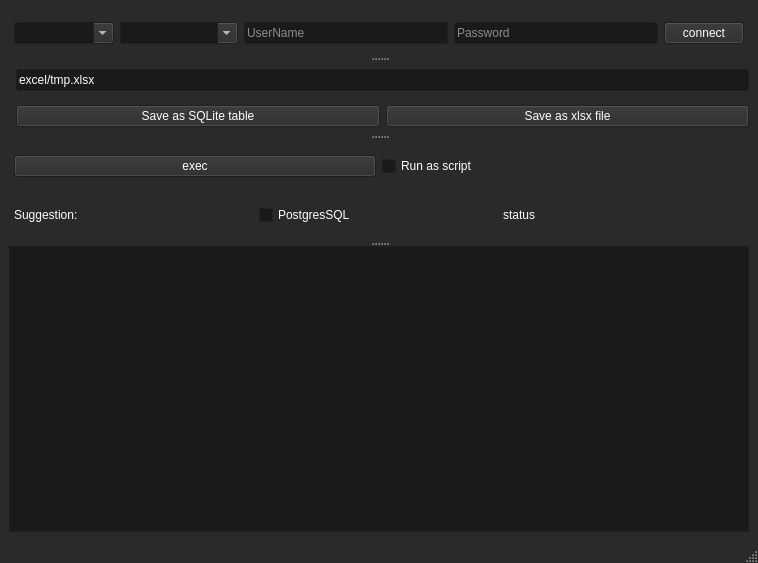
Before: the Qt Designer form table.ui in gfifgfifofich/DB_loader, drawn with Qt 5.
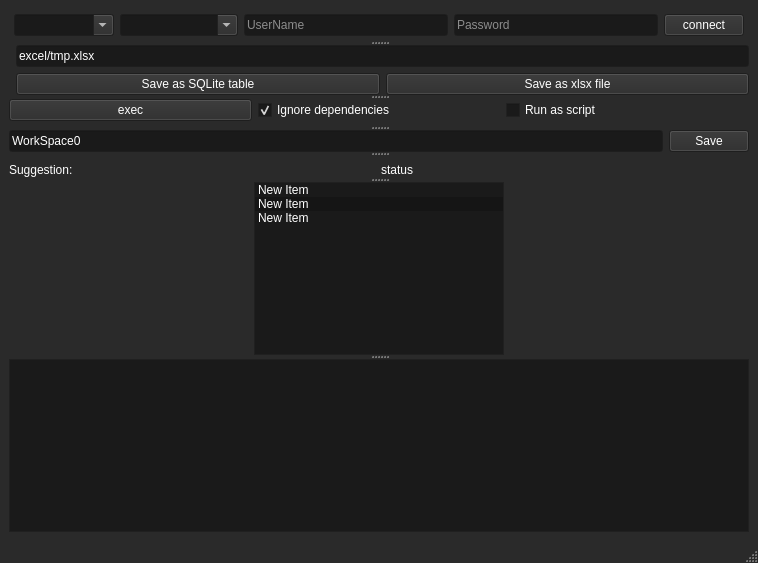
After: the same form once the commit is applied.

```diff
--- a/table.ui
+++ b/table.ui
@@ -507,9 +507,6 @@
    <layout class="QVBoxLayout" name="verticalLayout">
     <item>
      <widget class="QSplitter" name="splitter">
-      <property name="enabled">
-       <bool>true</bool>
-      </property>
       <property name="orientation">
        <enum>Qt::Orientation::Vertical</enum>
       </property>
@@ -615,20 +612,6 @@
        </layout>
       </widget>
       <widget class="QWidget" name="layoutWidget">
-       <layout class="QVBoxLayout" name="verticalLayout_3">
-        <property name="leftMargin">
-         <number>5</number>
-        </property>
-        <property name="topMargin">
-         <number>5</number>
-        </property>
-        <property name="rightMargin">
-         <number>5</number>
-        </property>
-        <property name="bottomMargin">
-         <number>5</number>
-        </property>
-        <item>
          <layout class="QHBoxLayout" name="horizontalLayout_5">
           <property name="bottomMargin">
            <number>5</number>
@@ -640,6 +623,16 @@
             </property>
            </widget>
           </item>
+        <item>
+         <widget class="QCheckBox" name="ignoreDepsCheckBox">
+          <property name="text">
+           <string>Ignore dependencies</string>
+          </property>
+          <property name="checked">
+           <bool>true</bool>
+          </property>
+         </widget>
+        </item>
           <item>
            <widget class="QCheckBox" name="CheckBoxScript">
             <property name="text">
@@ -648,8 +641,26 @@
            </widget>
           </item>
          </layout>
+      </widget>
+      <widget class="QWidget" name="horizontalLayoutWidget">
+       <layout class="QHBoxLayout" name="horizontalLayout_6">
+        <item>
+         <widget class="QLineEdit" name="lineEdit_4">
+          <property name="text">
+           <string>WorkSpace0</string>
+          </property>
+         </widget>
         </item>
         <item>
+         <widget class="QPushButton" name="pushButton_4">
+          <property name="text">
+           <string>Save</string>
+          </property>
+         </widget>
+        </item>
+       </layout>
+      </widget>
+      <widget class="QWidget" name="layoutWidget">
          <layout class="QHBoxLayout" name="horizontalLayout_2">
           <property name="topMargin">
            <number>6</number>
@@ -661,13 +672,6 @@
             </property>
            </widget>
           </item>
-          <item>
-           <widget class="QCheckBox" name="checkBox">
-            <property name="text">
-             <string>PostgresSQL</string>
-            </property>
-           </widget>
-          </item>
           <item>
            <widget class="QLabel" name="statuslabel">
             <property name="text">
@@ -692,9 +696,39 @@
            </spacer>
           </item>
          </layout>
+      </widget>
+      <widget class="QWidget" name="layoutWidget">
+       <layout class="QHBoxLayout" name="horizontalLayout_3">
+        <item>
+         <widget class="QListWidget" name="listWidget">
+          <property name="maximumSize">
+           <size>
+            <width>250</width>
+            <height>16777215</height>
+           </size>
+          </property>
+          <property name="alternatingRowColors">
+           <bool>true</bool>
+          </property>
+          <property name="selectionMode">
+           <enum>QAbstractItemView::SelectionMode::SingleSelection</enum>
+          </property>
+          <item>
+           <property name="text">
+            <string>New Item</string>
+           </property>
         </item>
         <item>
-         <layout class="QHBoxLayout" name="horizontalLayout_3"/>
+           <property name="text">
+            <string>New Item</string>
+           </property>
+          </item>
+          <item>
+           <property name="text">
+            <string>New Item</string>
+           </property>
+          </item>
+         </widget>
         </item>
        </layout>
       </widget>
```
Left out of the diff: 2 changed lines with no effect on the pictures. Lines whose indentation alone changed are shown as unchanged.
